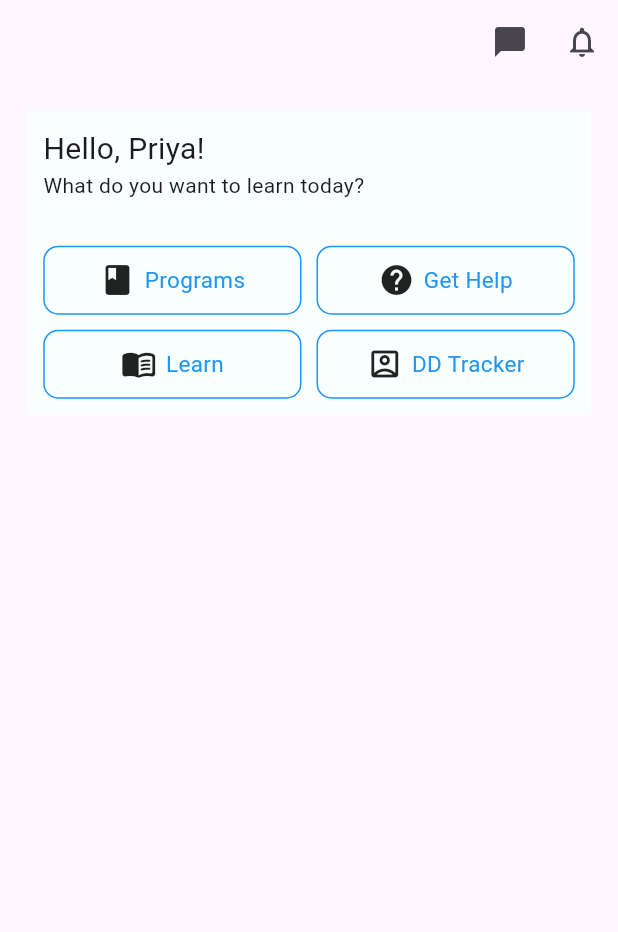
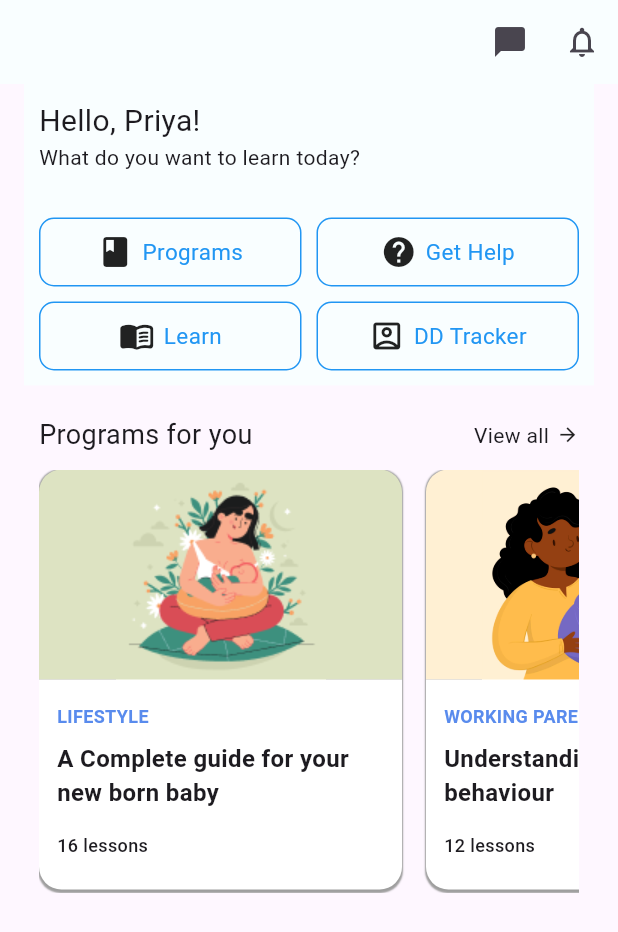
Before and after one commit to Vrushabh102/LifeStyle_tracker, a Flutter app: the screen it shows after launch, on a phone screen of 412 x 824 dp. Shown: the top 932 px of the screen. Run offline on Flutter 3.47's test engine with Material 3 defaults, Android fonts, the phone set to English and light mode, and no system bars.

Commit message:
added programs

```diff
--- a/lib/Screens/home_screen.dart
+++ b/lib/Screens/home_screen.dart
@@ -1,5 +1,7 @@
+import 'package:flutter/cupertino.dart';
 import 'package:flutter/material.dart';
-import 'package:lifestyle_tracker/Widgets/shortcut.dart';
+import 'package:lifestyle_tracker/Widgets/card_widget.dart';
+import 'package:lifestyle_tracker/Widgets/shortcut_widget.dart';
 
 class HomeScreen extends StatefulWidget {
   const HomeScreen({super.key});
@@ -13,23 +15,25 @@ class _HomeScreenState extends State<HomeScreen> {
   Widget build(BuildContext context) {
     return Scaffold(
       appBar: AppBar(
+        backgroundColor: const Color.fromARGB(246, 249, 254, 255),
         actions: [
           IconButton(onPressed: () {}, icon: const Icon(Icons.chat_bubble)),
-          IconButton(onPressed: () {}, icon: const Icon(Icons.notifications_none)),
+          IconButton(
+              onPressed: () {}, icon: const Icon(Icons.notifications_none)),
         ],
       ),
       body: Padding(
-        padding: const EdgeInsets.all(18.0),
+        padding: const EdgeInsets.symmetric(horizontal: 16),
         child: Column(
-          //mainAxisAlignment: MainAxisAlignment.center,
           children: [
             Container(
-              padding: const EdgeInsets.all(10.8),
-              color: const Color.fromARGB(246,249,254,255),
+              padding: const EdgeInsets.all(10),
+              color: const Color.fromARGB(246, 249, 254, 255),
               child: const Column(
                 crossAxisAlignment: CrossAxisAlignment.start,
                 children: [
-                  Text('Hello, Priya!',
+                  Text(
+                    'Hello, Priya!',
                     style: TextStyle(
                       fontSize: 20,
                     ),
@@ -38,20 +42,81 @@ class _HomeScreenState extends State<HomeScreen> {
                   SizedBox(height: 30),
                   Row(
                     children: [
-                      Expanded(child: BuildShortcut(name: 'Programs', leadingIcon:  Icons.book)),
+                      Expanded(
+                          child: BuildShortcut(
+                              name: 'Programs', leadingIcon: Icons.book)),
                       SizedBox(width: 10),
-                      Expanded(child: BuildShortcut(name: 'Get Help',leadingIcon:  Icons.help)),
+                      Expanded(
+                          child: BuildShortcut(
+                              name: 'Get Help', leadingIcon: Icons.help)),
                     ],
                   ),
                   SizedBox(height: 10),
                   Row(
                     children: [
-                      Expanded(child: BuildShortcut(name: 'Learn', leadingIcon:  Icons.menu_book_rounded)),
+                      Expanded(
+                          child: BuildShortcut(
+                              name: 'Learn',
+                              leadingIcon: Icons.menu_book_rounded)),
                       SizedBox(width: 10),
-                      Expanded(child: BuildShortcut(name: 'DD Tracker',leadingIcon:  Icons.account_box_outlined)),
+                      Expanded(
+                          child: BuildShortcut(
+                              name: 'DD Tracker',
+                              leadingIcon: Icons.account_box_outlined)),
+                      SizedBox(height: 10),
                     ],
-                  )
-
+                  ),
+                ],
+              ),
+            ),
+            const Padding(
+              padding: EdgeInsets.all(10),
+              child: Column(
+                crossAxisAlignment: CrossAxisAlignment.start,
+                children: [
+                  SizedBox(height: 10),
+                  Row(
+                    mainAxisAlignment: MainAxisAlignment.spaceBetween,
+                    children: [
+                      Text(
+                        'Programs for you',
+                        style: TextStyle(fontSize: 18),
+                      ),
+                      Row(
+                        children: [
+                          Text('View all'),
+                          SizedBox(width: 5),
+                          Icon(
+                            Icons.arrow_forward_outlined,
+                            size: 15,
+                          ),
+                        ],
+                      )
+                    ],
+                  ),
+                  SizedBox(height: 10),
+                  SingleChildScrollView(
+                    scrollDirection: Axis.horizontal,
+                    child: Row(
+                      children: [
+                        CardWidget(
+                          titleText: 'LIFESTYLE',
+                          description: 'A Complete guide for your new born baby',
+                          information: '16 lessons',
+                          imagePath: 'assets/g10.png',
+                          backgroundColorHex: 0xFFDDE3C2,
+                        ),
+                        SizedBox(width: 16,),
+                        CardWidget(
+                            titleText: 'WORKING PARENTS',
+                            description: 'Understanding of human behaviour',
+                            information: '12 lessons',
+                            imagePath:  'assets/g11.jpg',
+                            backgroundColorHex: 0xFFFFF0D3,
+                        ),
+                      ],
+                    ),
+                  ),
                 ],
               ),
             )
--- /dev/null
+++ b/lib/Widgets/card_widget.dart
@@ -0,0 +1,87 @@
+import 'package:flutter/material.dart';
+
+class CardWidget extends StatelessWidget {
+  const CardWidget(
+      {super.key,
+      required this.titleText,
+      required this.description,
+      required this.information,
+      required this.imagePath,
+      required this.backgroundColorHex});
+
+  final String titleText;
+  final String description;
+  final String information;
+  final String imagePath;
+  final int backgroundColorHex;
+
+  @override
+  Widget build(BuildContext context) {
+    return Container(
+      width: 242,
+      height: 282,
+      decoration: BoxDecoration(
+          borderRadius: BorderRadius.circular(15),
+          boxShadow: const [
+            BoxShadow(
+              color: Colors.grey,
+              spreadRadius: 0.1,
+              blurRadius: 0.1,
+            ),
+          ]),
+      child: Column(
+        crossAxisAlignment: CrossAxisAlignment.start,
+        children: [
+          Container(
+            height: 140,
+            width:  242,
+            decoration: BoxDecoration(
+              color: Color(backgroundColorHex),
+              borderRadius: const BorderRadius.only(topRight: Radius.circular(15),topLeft: Radius.circular(15)),
+            ),
+            child: Image.asset(imagePath),
+          ),
+          Container(
+            decoration: const BoxDecoration(
+              color: Colors.white,
+              borderRadius: BorderRadius.only(bottomLeft: Radius.circular(15),bottomRight: Radius.circular(15)),
+            ),
+            padding: const EdgeInsets.only(left: 12,right: 12),
+            height: 140,
+            child: Column(
+              crossAxisAlignment: CrossAxisAlignment.start,
+              children: [
+                const SizedBox(height: 16),
+                Text(
+                  titleText,
+                  style: const TextStyle(
+                    fontSize: 12,
+                    fontWeight: FontWeight.w700,
+                    color: Color(0xFF598BED),
+                  ),
+                ),
+                const SizedBox(height: 8),
+                Text(
+                  description,
+                  softWrap: true,
+                  style: const TextStyle(
+                    fontSize: 16,
+                    fontWeight: FontWeight.w700,
+                  ),
+                ),
+                const SizedBox(height: 15,),
+                Text(
+                  information,
+                  style: const TextStyle(
+                    fontSize: 12,
+                    fontWeight: FontWeight.w500
+                  ),
+                )
+              ],
+            ),
+          ),
+        ],
+      ),
+    );
+  }
+}
--- a/lib/main.dart
+++ b/lib/main.dart
@@ -16,6 +16,6 @@ class MyApp extends StatelessWidget {
 
   @override
   Widget build(BuildContext context) {
-    return HomeScreen();
+    return const HomeScreen();
   }
 }
--- a/pubspec.yaml
+++ b/pubspec.yaml
@@ -59,9 +59,9 @@ flutter:
   uses-material-design: true
 
   # To add assets to your application, add an assets section, like this:
-  # assets:
-  #   - images/a_dot_burr.jpeg
-  #   - images/a_dot_ham.jpeg
+  assets:
+    - assets/g10.png
+    - assets/g11.jpg
 
   # An image asset can refer to one or more resolution-specific "variants", see
   # https://flutter.dev/assets-and-images/#resolution-aware
```
Also changed, not shown: assets/g10.png (added), assets/g11.jpg (added), lib/Widgets/shortcut_widget.dart (renamed from lib/Widgets/shortcut.dart).
